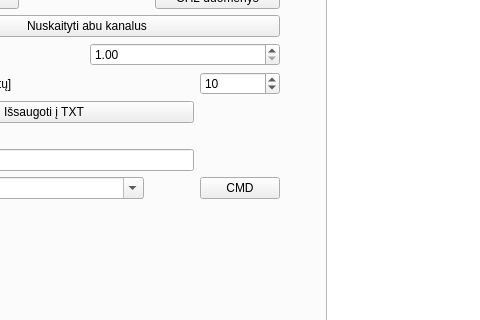
userIsTaken/TryUSB, file UIfiles/GUIThread.ui: the form before one commit; both pictures show x 126 to 606 and y 310 to 630 of the 1100 by 900 pixel window.
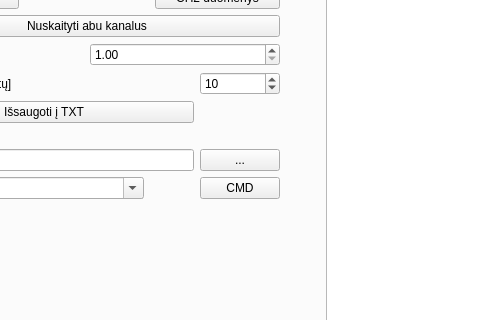
The form after the commit. The open tabs and pages were chosen to show the change. Icons and pictures are not drawn. Custom widgets are drawn as their Qt base class.

Commit message: Ability to save data from oscilloscope into CSV data

The edit to the form file:
```diff
--- a/UIfiles/GUIThread.ui
+++ b/UIfiles/GUIThread.ui
@@ -676,6 +676,13 @@
           </property>
          </widget>
         </item>
+        <item row="6" column="1">
+         <widget class="QPushButton" name="path_button">
+          <property name="text">
+           <string>...</string>
+          </property>
+         </widget>
+        </item>
        </layout>
       </widget>
       <widget class="QWidget" name="generator_tab">
```
Left out of the diff: 2 changed lines with no effect on the pictures. The commit also changes 2 other files.
